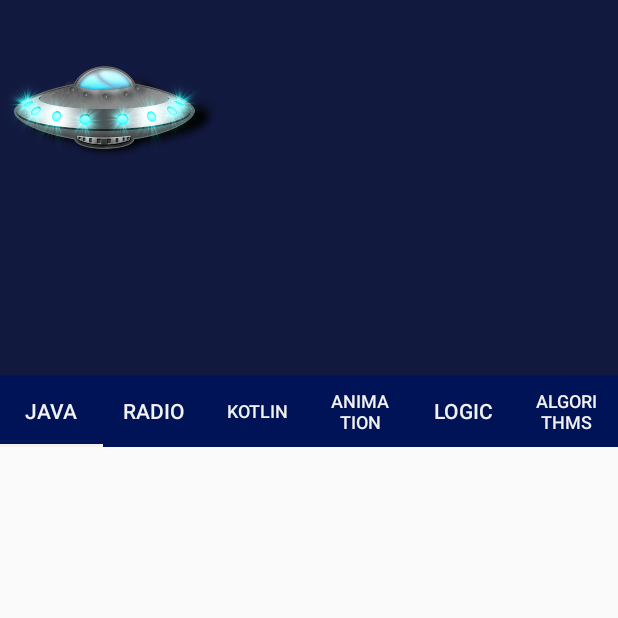
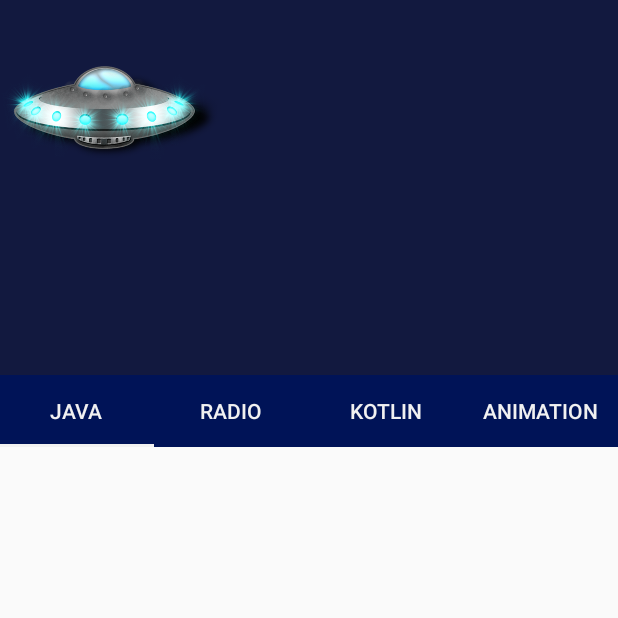
Before and after one commit to AAA-app/Learning-fun, an Android app: the screen it shows after launch (MainActivity), on a phone screen of 412 x 824 dp, the top half of it. Run offline under Robolectric (Android 15) with nearby library versions, the phone set to English and light mode, and no system bars; our stand-ins replace Firebase (no records; nobody signed in at launch, a user with empty details on screens opened directly); libraries missing offline, so code that uses them is left out: com.q42.android; plain views replace FadingTextView, ScrollingImageView; Roboto replaces fonts that are not available here; 2 statements that could not run were skipped.

Commit message:
Refactoring code !!!

```diff
--- a/app/src/main/java/com/aaa/homeworktojava/MainActivity.java
+++ b/app/src/main/java/com/aaa/homeworktojava/MainActivity.java
@@ -56,8 +56,8 @@ public class MainActivity extends AppCompatActivity {
         adapter.addFragment(new FragmentRadio(), "Radio");
         adapter.addFragment(new FragmentKotlin(), "Kotlin");
         adapter.addFragment(new FragmentAnimation(), "Animation");
-        adapter.addFragment(new FragmentLogic(), "Logic");
-        adapter.addFragment(new FragmentAlgorithms(), "Algorithms");
+//        adapter.addFragment(new FragmentLogic(), "Logic");
+//        adapter.addFragment(new FragmentAlgorithms(), "Algorithms");
         viewPager.setAdapter(adapter);
     }
 
```
